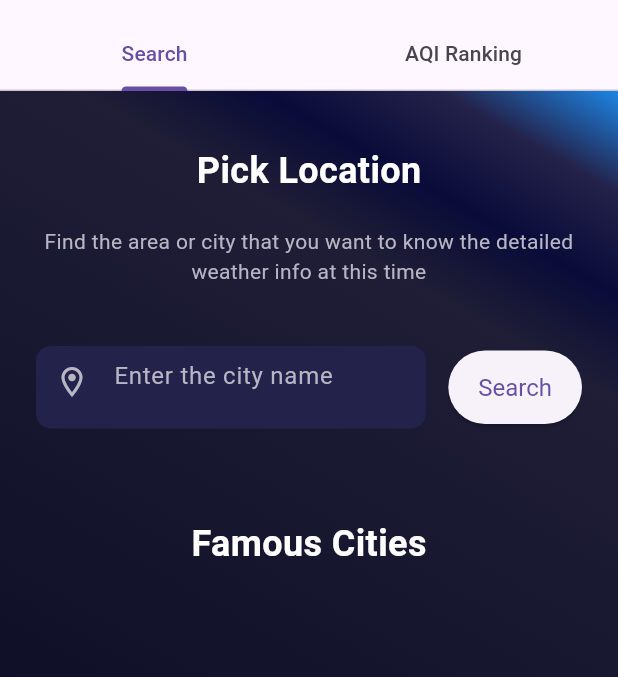
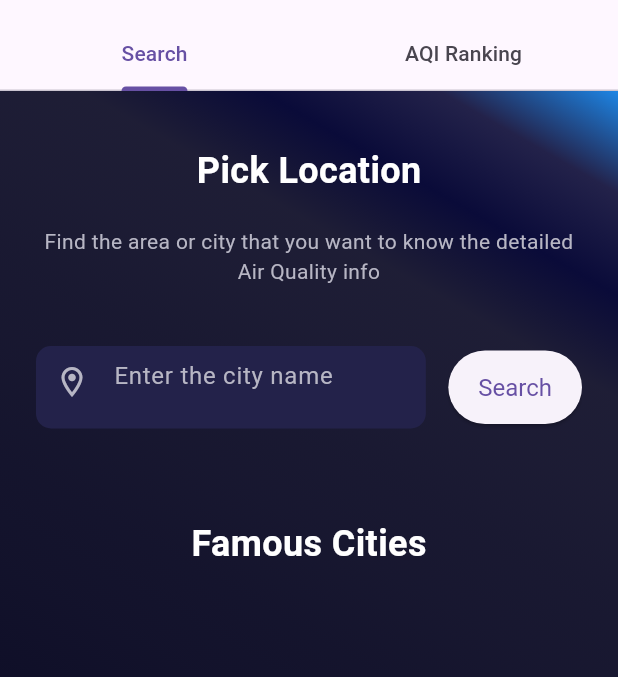
Before and after one commit to 1dissypatrick/AQIWeatherApp, a Flutter app: the SearchScreen screen opened directly, on a phone screen of 412 x 824 dp, the part 65-742 px from its top. Run offline on Flutter 3.47's test engine with Material 3 defaults, Android fonts, the phone set to English and light mode, and no system bars; our stand-ins replace camera, cloud_firestore, dio, firebase_auth, firebase_core, flutter_local_notifications and 4 more; missing offline and left inert: heart_bpm; accounts and stored records are empty; network calls fail.

Commit message:
Add files via upload

```diff
--- a/lib/screens/search_screen.dart
+++ b/lib/screens/search_screen.dart
@@ -77,9 +77,9 @@ class _SearchScreenState extends State<SearchScreen> with SingleTickerProviderSt
           children: [
             // Air quality icon
             Icon(
-              Icons.air, // You can choose a different icon
+              Icons.air,
               size: 24,
-              color: Colors.green, // Change color as needed
+              color: Colors.green,
             ),
             const SizedBox(width: 8), // Spacing between icon and text
             Text(
@@ -87,15 +87,15 @@ class _SearchScreenState extends State<SearchScreen> with SingleTickerProviderSt
               style: TextStyle(
                 fontSize: 24, // Increased font size
                 fontWeight: FontWeight.bold,
-                color: Colors.blueAccent, // Change color as needed
+                color: Colors.blueAccent,
               ),
             ),
             const SizedBox(width: 8), // Additional spacing
             // Additional decorative icon
             Icon(
-              Icons.cloud, // You can choose a different icon
+              Icons.cloud,
               size: 24,
-              color: Colors.blue, // Change color as needed
+              color: Colors.blue,
             ),
           ],
         ),
@@ -125,7 +125,7 @@ class _SearchScreenState extends State<SearchScreen> with SingleTickerProviderSt
 
               // Page subtitle
               const Text(
-                'Find the area or city that you want to know the detailed weather info at this time',
+                'Find the area or city that you want to know the detailed Air Quality info',
                 style: TextStyles.subtitleText,
                 textAlign: TextAlign.center,
               ),
@@ -162,6 +162,13 @@ class _SearchScreenState extends State<SearchScreen> with SingleTickerProviderSt
                   decoration: BoxDecoration(
                     borderRadius: BorderRadius.circular(15),
                     color: AppColors.accentBlue,
+                    boxShadow: [
+                      BoxShadow(
+                        color: Colors.black.withOpacity(0.1),
+                        blurRadius: 10,
+                        offset: Offset(0, 5),
+                      ),
+                    ],
                   ),
                   child: Row(
                     mainAxisAlignment: MainAxisAlignment.spaceBetween,
@@ -172,27 +179,38 @@ class _SearchScreenState extends State<SearchScreen> with SingleTickerProviderSt
                         children: [
                           Text(
                             '${_weather!.name}',
-                            style: TextStyles.h2,
+                            style: TextStyles.h2.copyWith(fontSize: 18),
                           ),
                           const SizedBox(height: 10),
                           Text(
                             '${_weather!.main.temp}°C',
-                            style: TextStyles.h2,
+                            style: TextStyles.h2.copyWith(fontSize: 18),
                           ),
                           const SizedBox(height: 10),
                           Text(
                             '${_weather!.weather[0].description}',
-                            style: TextStyles.h2,
+                            style: TextStyles.h2.copyWith(fontSize: 18),
                           ),
                           if (_airQuality != null) ...[
                             const SizedBox(height: 10),
                             Text(
                               'AQI: ${_airQuality!.aqi} ${getAQIEmoji(_airQuality!.aqi)}',
                               style: TextStyles.h2.copyWith(
+                                fontSize: 18,
                                 color: getAQIColor(_airQuality!.aqi),
                               ),
                             ),
                           ],
+                          const SizedBox(height: 10),
+                          Text(
+                            'Wind Speed: ${_weather!.wind.speed} m/s',
+                            style: TextStyles.h2.copyWith(fontSize: 18),
+                          ),
+                          const SizedBox(height: 10),
+                          Text(
+                            'Humidity: ${_weather!.main.humidity}%',
+                            style: TextStyles.h2.copyWith(fontSize: 18),
+                          ),
                         ],
                       ),
                       // Weather icon
```
